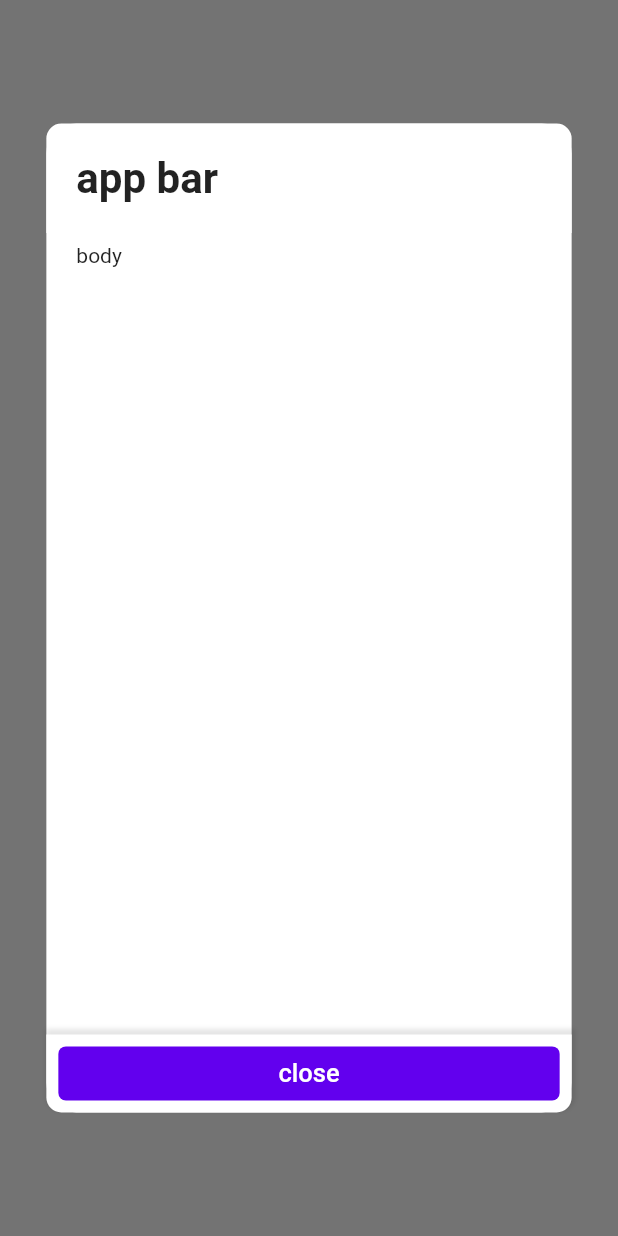
After one commit to nghia051/Android_FinalProject, a Flutter app: the ExampleApp screen opened directly, after a tap on "open card with gutter and app bar", on a phone screen of 412 x 824 dp. The commit adds this screen. Run offline on Flutter 3.47's test engine with Material 2 defaults, Android fonts, the phone set to English and light mode, and no system bars; our stand-ins replace cloud_firestore, expandable_text, firebase_auth, firebase_core, firebase_storage, geolocator and 7 more; accounts and stored records are empty.

Commit message:
Test Pop Up

```diff
--- a/lib/main.dart
+++ b/lib/main.dart
@@ -5,11 +5,14 @@ import 'package:antap/screens/auth/login_screen.dart';
 import 'package:antap/screens/auth/signup_screen.dart';
 import 'package:antap/main_screen.dart';
 import 'package:firebase_core/firebase_core.dart';
+import 'package:antap/screens/map/test_popup.dart';
 
 void main() async {
   WidgetsFlutterBinding.ensureInitialized();
   await Firebase.initializeApp();
-  runApp(const MyApp());
+  //runApp(const MyApp());
+  runApp(const MaterialApp(home: ExampleApp()));
+
 }
 
 class MyApp extends StatelessWidget {
--- a/lib/screens/map/map_section.dart
+++ b/lib/screens/map/map_section.dart
@@ -15,6 +15,7 @@ class MapSection extends StatefulWidget {
 }
 
 class _MapSectionState extends State<MapSection> {
+
   final Completer<GoogleMapController> _controller =
       Completer<GoogleMapController>();
 
--- /dev/null
+++ b/lib/screens/map/test_popup.dart
@@ -0,0 +1,153 @@
+import 'package:flutter/material.dart';
+import 'package:antap/src/appbar.dart';
+import 'package:antap/src/gutter.dart';
+import 'package:antap/src/card.dart';
+
+class ExampleApp extends StatefulWidget {
+  const ExampleApp({Key? key}) : super(key: key);
+
+  @override
+  State<ExampleApp> createState() => _ExampleAppState();
+}
+
+class _ExampleAppState extends State<ExampleApp> {
+  // APP BAR
+  //
+  // [XenCardAppBar]
+  XenCardAppBar appBar = const XenCardAppBar(
+    child: Text(
+      "app bar",
+      style: TextStyle(fontWeight: FontWeight.bold, fontSize: 28),
+    ),
+    // To remove shadow from appbar
+    shadow: BoxShadow(color: Colors.transparent),
+  );
+
+  // GUTTER
+  //
+  // [XenCardGutter]
+  XenCardGutter gutter = const XenCardGutter(
+    child: Padding(
+      padding: EdgeInsets.all(8.0),
+      child: CustomButton(text: "close"),
+    ),
+  );
+
+  @override
+  Widget build(BuildContext context) {
+    return Scaffold(
+      body: Center(
+        child: Column(
+          mainAxisAlignment: MainAxisAlignment.spaceEvenly,
+          children: <Widget>[
+            cardWithGutterAndAppBar(),
+            cardWithBodyOnly(),
+            cardWithAppBarOnly(),
+            cardWithGutterOnly(),
+          ],
+        ),
+      ),
+    );
+  }
+
+  // card with both gutter and app bar
+  Widget cardWithGutterAndAppBar() => TextButton(
+        onPressed: () => showDialog(
+          context: context,
+          builder: (builder) => XenPopupCard(
+            appBar: appBar,
+            gutter: gutter,
+            body: ListView(
+              children: const [
+                Text("body"),
+              ],
+            ),
+          ),
+        ),
+        child: const Text("open card with gutter and app bar"),
+      );
+
+  // card with body only
+  // no appbar and gutter
+  Widget cardWithBodyOnly() => TextButton(
+        onPressed: () => showDialog(
+          context: context,
+          builder: (builder) => XenPopupCard(
+            body: ListView(
+              children: const [
+                Text("body"),
+              ],
+            ),
+          ),
+        ),
+        child: const Text("open card with body only"),
+      );
+
+  // card with appbar only
+  // no gutter
+  Widget cardWithAppBarOnly() => TextButton(
+        onPressed: () => showDialog(
+          context: context,
+          builder: (builder) => XenPopupCard(
+            appBar: appBar,
+            body: ListView(
+              children: const [
+                Text("body"),
+              ],
+            ),
+          ),
+        ),
+        child: const Text("open card with appbar only"),
+      );
+
+  // card with gutter only
+  // no appbar
+  Widget cardWithGutterOnly() => TextButton(
+        onPressed: () => showDialog(
+          context: context,
+          builder: (builder) => XenPopupCard(
+            gutter: gutter,
+            body: ListView(
+              children: const [
+                Text("body"),
+              ],
+            ),
+          ),
+        ),
+        child: const Text("open card with  gutter only"),
+      );
+}
+
+// custom button
+// ignore
+class CustomButton extends StatelessWidget {
+  const CustomButton({Key? key, required this.text, this.color})
+      : super(key: key);
+
+  final String text;
+  final Color? color;
+
+  @override
+  Widget build(BuildContext context) {
+    return InkWell(
+      onTap: () => Navigator.pop(context),
+      child: Material(
+        borderRadius: BorderRadius.circular(5),
+        color: const Color(0xff6200ee),
+        child: Padding(
+          padding: const EdgeInsets.all(8.0),
+          child: FittedBox(
+            fit: BoxFit.scaleDown,
+            child: Center(
+              child: Text(text,
+                  style: const TextStyle(
+                      fontSize: 17,
+                      color: Colors.white,
+                      fontWeight: FontWeight.w500)),
+            ),
+          ),
+        ),
+      ),
+    );
+  }
+}
--- /dev/null
+++ b/lib/src/appbar.dart
@@ -0,0 +1,81 @@
+import 'package:flutter/material.dart';
+
+///
+/// Xen Card App bar
+///
+class XenCardAppBar extends StatelessWidget {
+  /// The main widget of the appbar
+  ///
+  /// [Widget] child: required
+  ///
+  /// example: Text, Container
+  ///
+  final Widget child;
+
+  /// [Default] :
+  ///
+  /// BoxShadow(
+  /// color: Colors.black.withOpacity(0.1),
+  /// spreadRadius: 1,
+  /// blurRadius: 2,
+  /// offset: const Offset(1, 2)),
+  ///
+  /// [Tip] : use BoxShadow(color: Colors.transparent) to remove shadow and line
+  final BoxShadow? shadow;
+
+  /// [Default] : const EdgeInsets.all(10)
+  ///
+  /// padding for gutter widget
+  final EdgeInsetsGeometry? padding;
+
+  /// [Default] : Colors.white
+  ///
+  /// use to change color of appbar
+  final Color? color;
+
+  /// [Default] :  10
+  ///
+  /// Use to change border radius of top corners
+  ///
+  /// [Warning] : will require changing the gutter borderRadius
+  /// to have same top and bottom border radius
+  final double? borderRadius;
+
+  const XenCardAppBar(
+      {Key? key,
+      required this.child,
+      this.shadow,
+      this.padding,
+      this.color,
+      this.borderRadius})
+      : super(key: key);
+
+  @override
+  Widget build(BuildContext context) {
+    // size
+    Size size = MediaQuery.of(context).size;
+    return Container(
+      // padding
+      padding: padding ?? const EdgeInsets.all(20),
+      // border radius
+      decoration: BoxDecoration(
+        color: color ?? Colors.white,
+        borderRadius: BorderRadius.only(
+          topLeft: Radius.circular(borderRadius ?? 10),
+          topRight: Radius.circular(borderRadius ?? 10),
+        ),
+        boxShadow: [
+          shadow ??
+              BoxShadow(
+                color: Colors.black.withOpacity(0.1),
+                spreadRadius: 1,
+                blurRadius: 2,
+                offset: const Offset(1, 2),
+              ),
+        ],
+      ),
+      // appbar
+      child: SizedBox(width: size.width, child: Container(child: child)),
+    );
+  }
+}
--- /dev/null
+++ b/lib/src/card.dart
@@ -0,0 +1,104 @@
+import 'package:flutter/material.dart';
+
+import 'appbar.dart';
+import 'gutter.dart';
+
+class XenPopupCard extends StatelessWidget {
+  /// The main part of the card
+  ///
+  /// [Widget] body: required
+  ///
+  /// example: ListView, Container
+  ///
+  final Widget body;
+
+  /// The padding for body
+  ///
+  /// [Default] : 20
+  ///
+  final double? padding;
+
+  /// The top part of the card
+  ///
+  /// [Default] : SizedBox()
+  ///
+  /// [XenCardAppBar] : To create a default card app bar
+  ///
+  /// Useful if you want to put title or navigation bar
+  ///
+  /// Alternatively extend the class [XenCardAppBar] to customize
+  /// the app bar according to your requirement
+  ///
+  final XenCardAppBar? appBar;
+
+  /// The bottom part of the card
+  ///
+  /// [Default] : XenCardGutter()
+  ///
+  /// [XenCardGutter] : To customize default gutter
+  ///
+  final XenCardGutter? gutter;
+
+  /// The border radius of the card
+  ///
+  /// [Default] : 10
+  ///
+  /// Alternately you can set border by using [XenCardGutter] to set bottom border
+  /// and [XenCardAppBar] to set top border
+  ///
+  final double? borderRadius;
+
+  /// The background color of the card
+  ///
+  /// [Default] : Colors.white
+  ///
+  final Color? cardBgColor;
+
+  const XenPopupCard(
+      {Key? key,
+      required this.body,
+      this.padding,
+      this.appBar,
+      this.gutter,
+      this.cardBgColor,
+      this.borderRadius})
+      : super(key: key);
+
+  @override
+  Widget build(BuildContext context) {
+    final Size size = MediaQuery.of(context).size;
+    return Container(
+      // margin
+      margin: EdgeInsets.only(
+          left: size.width * 0.15 / 2,
+          right: size.width * 0.15 / 2,
+          top: size.height * 0.1,
+          bottom: size.height * 0.1),
+      // material with border radius
+      child: Material(
+        borderRadius: BorderRadius.circular(borderRadius ?? 20),
+        color: cardBgColor ?? Colors.white,
+        child: Stack(
+          children: [
+            // body
+            Padding(
+                padding: EdgeInsets.only(
+                    top: appBar == null ? 20 : 80,
+                    bottom: padding ?? 20,
+                    left: padding ?? 20,
+                    right: padding ?? 20),
+                child: body),
+            // appbar
+            Align(
+                alignment: Alignment.topCenter,
+                child: appBar ?? const SizedBox()),
+            // gutter
+            Align(
+                alignment: Alignment.bottomCenter,
+                child: gutter ?? const SizedBox())
+          ],
+        ),
+      ),
+    );
+  }
+}
--- /dev/null
+++ b/lib/src/gutter.dart
@@ -0,0 +1,62 @@
+import 'package:flutter/material.dart';
+
+/// Xen Card Gutter
+class XenCardGutter extends StatelessWidget {
+  /// The main widget of the gutter
+  ///
+  /// [Widget] child: required
+  ///
+  /// example: Button
+  ///
+  final Widget child;
+
+  /// [Default] :
+  ///
+  /// BoxShadow(
+  /// color: Colors.black.withOpacity(0.1),
+  /// spreadRadius: 1,
+  /// blurRadius: 2,
+  /// offset: const Offset(1, 2)),
+  ///
+  /// [Tip] : use BoxShadow(color: Colors.transparent) to remove shadow and line
+  final BoxShadow? shadow;
+
+  /// [Default] :  10
+  ///
+  /// Use to change border radius of bottom corners
+  ///
+  /// [Warning] : will require changing the appbar borderRadius
+  /// to have same top and bottom border radius
+  final double? borderRadius;
+
+  const XenCardGutter(
+      {Key? key, required this.child, this.shadow, this.borderRadius})
+      : super(key: key);
+
+  @override
+  Widget build(BuildContext context) {
+    // size
+    Size size = MediaQuery.of(context).size;
+    // color and border radius with shadow
+    return Container(
+      decoration: BoxDecoration(
+        color: Colors.white,
+        borderRadius: BorderRadius.only(
+          bottomLeft: Radius.circular(borderRadius ?? 10),
+          bottomRight: Radius.circular(borderRadius ?? 10),
+        ),
+        boxShadow: [
+          shadow ??
+              BoxShadow(
+                color: Colors.black.withOpacity(0.1),
+                spreadRadius: 1,
+                blurRadius: 2,
+                offset: const Offset(1, -2),
+              ),
+        ],
+      ),
+      // gutter
+      child: SizedBox(width: size.width, child: child),
+    );
+  }
+}
--- /dev/null
+++ b/lib/xen_card.dart
@@ -0,0 +1,3 @@
+import 'src/appbar.dart';
+import 'src/gutter.dart';
+import 'src/card.dart';
```
